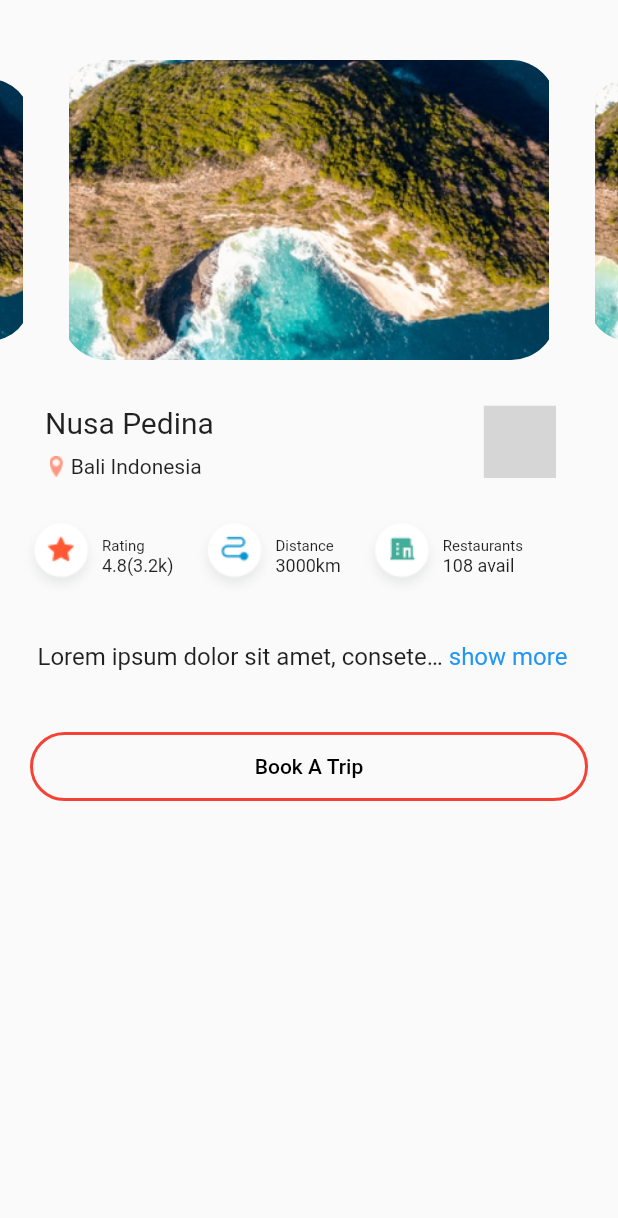
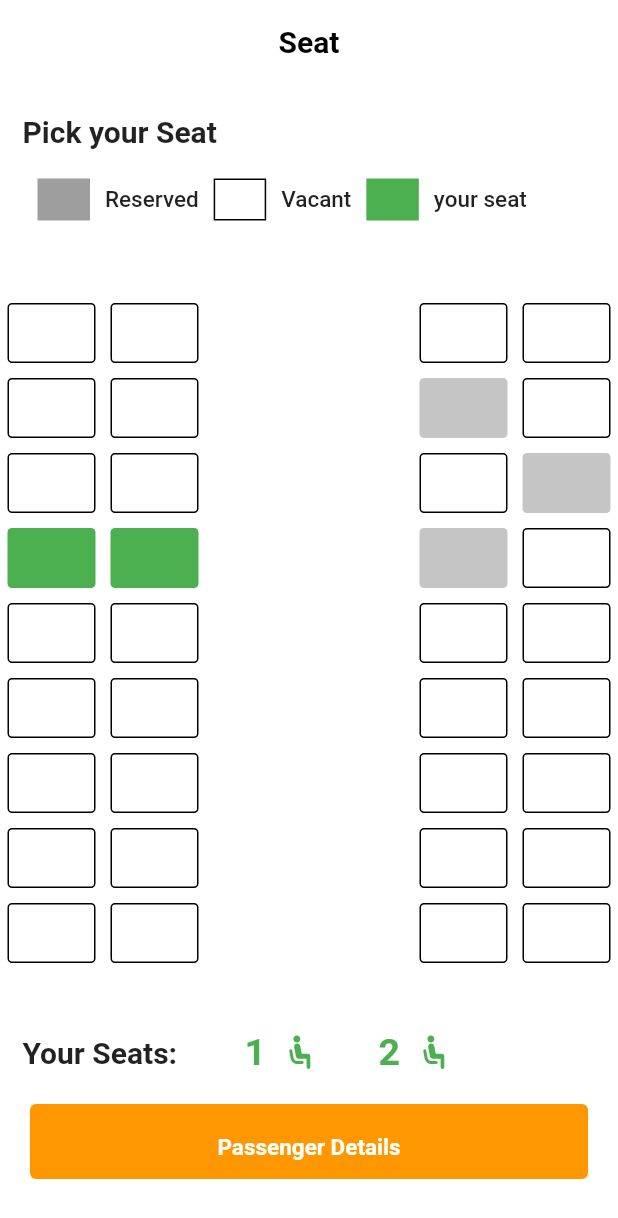
Before and after one commit to sbiswas2209/sih-2022, a Flutter app: the screen it shows after launch, on a phone screen of 412 x 824 dp. Shown: the top 1218 px of the screen. Run offline on Flutter 3.47's test engine with Material 2 defaults, Android fonts, the phone set to English and light mode, and no system bars; drawn by our look-alikes of carousel_slider, expandable_text; our stand-ins replace flutter_svg; missing offline and left inert: favorite_button; project files that could hold a hidden picture were left out; grey boxes are pictures that could not be loaded.

Commit message:
added seat page

```diff
--- a/client/lib/main.dart
+++ b/client/lib/main.dart
@@ -3,6 +3,7 @@
 import 'package:client/screens/login_page.dart';
 import 'package:client/screens/onboarding.dart';
 import 'package:client/screens/registration_option.dart';
+import 'package:client/screens/seat_page.dart';
 import 'package:client/screens/trip_page.dart';
 import 'package:flutter/material.dart';
 
@@ -22,7 +23,7 @@
       theme: ThemeData(
         primarySwatch: Colors.blue,
       ),
-      home: const Travel(),
+      home: const SeatPage(),
     );
   }
 }
--- /dev/null
+++ b/client/lib/screens/seat_page.dart
@@ -0,0 +1,252 @@
+import 'package:flutter/material.dart';
+import 'package:flutter_svg/flutter_svg.dart';
+
+class SeatPage extends StatefulWidget {
+  const SeatPage({Key? key}) : super(key: key);
+
+  @override
+  State<SeatPage> createState() => _SeatPageState();
+}
+
+var _chairStatus = [
+  [1, 1, 1, 1, 1, 1, 1],
+  [1, 1, 1, 1, 3, 1, 1],
+  [1, 1, 1, 1, 1, 3, 3],
+  [2, 2, 2, 1, 3, 1, 1],
+  [1, 1, 1, 1, 1, 1, 1],
+  [1, 1, 1, 1, 1, 1, 1],
+  [1, 1, 1, 1, 1, 1, 1],
+  [1, 1, 1, 1, 1, 1, 1],
+  [1, 1, 1, 1, 1, 1, 1],
+];
+
+class _SeatPageState extends State<SeatPage> {
+  Widget selectedChair(int a, int b) {
+    return InkWell(
+      onTap: () {
+        _chairStatus[a][b] = 1;
+        setState(() {});
+      },
+      child: Container(
+        height: 40.0,
+        decoration: BoxDecoration(
+            color: Colors.green, borderRadius: BorderRadius.circular(3.0)),
+      ),
+    );
+  }
+
+  Widget availableChair(int a, int b) {
+    return InkWell(
+      onTap: () {
+        _chairStatus[a][b] = 2;
+        setState(() {});
+      },
+      child: Container(
+        height: 40.0,
+        width: 10.0,
+        decoration: BoxDecoration(
+          borderRadius: BorderRadius.circular(3.0),
+          border: Border.all(
+            color: Color.fromRGBO(0, 0, 0, 1),
+            width: 1,
+          ),
+        ),
+      ),
+    );
+  }
+
+  Widget reservedChair() {
+    return Container(
+      height: 40.0,
+      width: 10.0,
+      decoration: BoxDecoration(
+          color: Color.fromRGBO(15, 15, 15, 0.24),
+          borderRadius: BorderRadius.circular(3.0)),
+    );
+  }
+
+  @override
+  Widget build(BuildContext context) {
+    return Scaffold(
+      backgroundColor: Colors.white,
+      appBar: AppBar(
+        elevation: 0.0,
+        backgroundColor: Colors.white,
+        centerTitle: true,
+        title: Text(
+          "Seat",
+          style: TextStyle(fontWeight: FontWeight.bold, color: Colors.black),
+        ),
+      ),
+      body: ListView(
+        children: [
+          Container(
+            child: Text(
+              "Pick your Seat",
+              style: TextStyle(fontSize: 20.0, fontWeight: FontWeight.bold),
+            ),
+            padding: EdgeInsets.only(left: 15.0, top: 20.0),
+          ),
+          Container(
+              padding: EdgeInsets.only(top: 20.0, left: 25.0),
+              child: Row(
+                children: [
+                  const SizedBox(
+                    width: 35.0,
+                    height: 28.0,
+                    child: const DecoratedBox(
+                      decoration: const BoxDecoration(color: Colors.grey),
+                    ),
+                  ),
+                  SizedBox(
+                    width: 10.0,
+                  ),
+                  Text(
+                    "Reserved",
+                    style:
+                        TextStyle(fontWeight: FontWeight.w500, fontSize: 15.0),
+                  ),
+                  SizedBox(
+                    width: 10.0,
+                  ),
+                  const SizedBox(
+                    width: 35.0,
+                    height: 28.0,
+                    child: const DecoratedBox(
+                      decoration: const BoxDecoration(
+                          color: Colors.white,
+                          border: Border(
+                              bottom: BorderSide(width: 1.0),
+                              top: BorderSide(width: 1.0),
+                              left: BorderSide(width: 1.0),
+                              right: BorderSide(width: 1.0))),
+                    ),
+                  ),
+                  SizedBox(
+                    width: 10.0,
+                  ),
+                  Text(
+                    "Vacant",
+                    style:
+                        TextStyle(fontWeight: FontWeight.w500, fontSize: 15.0),
+                  ),
+                  SizedBox(
+                    width: 10.0,
+                  ),
+                  const SizedBox(
+                    width: 35.0,
+                    height: 28.0,
+                    child: const DecoratedBox(
+                      decoration: const BoxDecoration(color: Colors.green),
+                    ),
+                  ),
+                  SizedBox(
+                    width: 10.0,
+                  ),
+                  Text(
+                    "your seat",
+                    style:
+                        TextStyle(fontWeight: FontWeight.w500, fontSize: 15.0),
+                  ),
+                ],
+              )),
+          for (int i = 0; i < 9; i++)
+            Container(
+              margin: EdgeInsets.only(top: i == 0 ? 50 : 0),
+              child: Row(
+                children: <Widget>[
+                  for (int x = 1; x < 7; x++)
+                    Expanded(
+                      child: (x == 3) || (x == 4)
+                          ? Container()
+                          : Container(
+                              margin: EdgeInsets.all(5),
+                              child: _chairStatus[i][x - 1] == 1
+                                  ? availableChair(i, x - 1)
+                                  : _chairStatus[i][x - 1] == 2
+                                      ? selectedChair(i, x - 1)
+                                      : reservedChair(),
+                            ),
+                    ),
+                ],
+              ),
+            ),
+          Row(
+            children: [
+              Container(
+                padding: EdgeInsets.only(top: 40.0, left: 15.0),
+                child: Text(
+                  "Your Seats: ",
+                  style: TextStyle(fontSize: 20.0, fontWeight: FontWeight.bold),
+                ),
+              ),
+              Container(
+                padding: EdgeInsets.only(left: 40.0, top: 40.0),
+                child: Text(
+                  "1",
+                  style: TextStyle(
+                      fontWeight: FontWeight.bold,
+                      fontSize: 25.0,
+                      color: Colors.green),
+                ),
+              ),
+              Container(
+                padding: EdgeInsets.only(left: 10.0, top: 40.0),
+                child: SvgPicture.asset(
+                  "assets/sitting-chair-sit-wait-svgrepo-com.svg",
+                  width: 25.0,
+                  height: 25.0,
+                  color: Colors.green,
+                ),
+              ),
+              Container(
+                padding: EdgeInsets.only(left: 40.0, top: 40.0),
+                child: Text(
+                  "2",
+                  style: TextStyle(
+                      fontWeight: FontWeight.bold,
+                      fontSize: 25.0,
+                      color: Colors.green),
+                ),
+              ),
+              Container(
+                padding: EdgeInsets.only(left: 10.0, top: 40.0),
+                child: SvgPicture.asset(
+                  "assets/sitting-chair-sit-wait-svgrepo-com.svg",
+                  width: 25.0,
+                  height: 25.0,
+                  color: Colors.green,
+                ),
+              ),
+            ],
+          ),
+          SizedBox(
+            height: 20.0,
+          ),
+          Container(
+            padding: const EdgeInsets.symmetric(horizontal: 20.0),
+            decoration: const BoxDecoration(
+                borderRadius: BorderRadius.all(Radius.circular(15.0))),
+            width: MediaQuery.of(context).size.width - 40.0,
+            height: 50.0,
+            child: TextButton(
+              onPressed: null,
+              style: TextButton.styleFrom(backgroundColor: Colors.orange),
+              child: const Text(
+                "Passenger Details",
+                style: TextStyle(
+                    color: Colors.white,
+                    height: 2.0,
+                    fontWeight: FontWeight.bold,
+                    fontSize: 15.0),
+              ),
+            ),
+          ),
+          SizedBox(
+            height: 20.0,
+          ),
+        ],
+      ),
+    );
+  }
+}
```
Also changed, not shown: client/assets/sitting-chair-sit-wait-svgrepo-com.svg (added).
